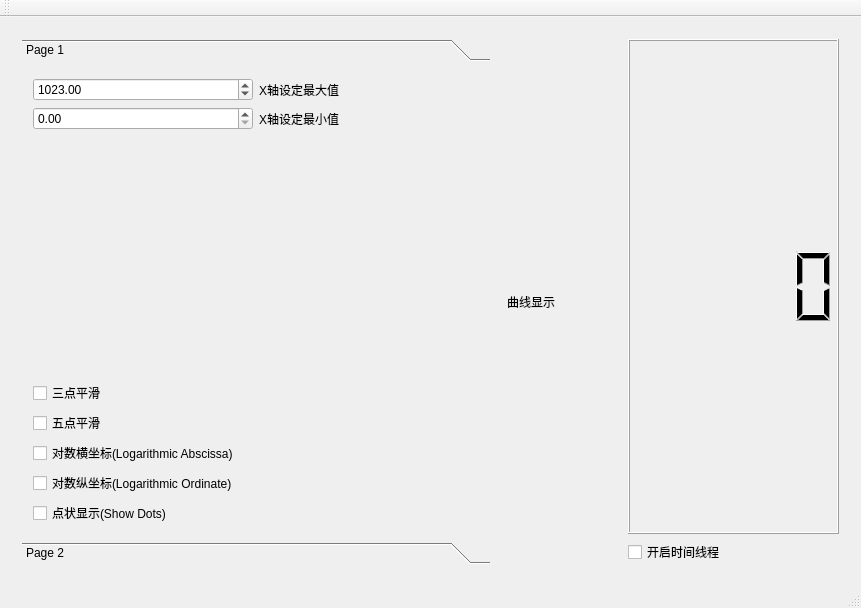
First picture: the form in Smally/mainwindow.ui, repository RockPie/Smally, before the edit.
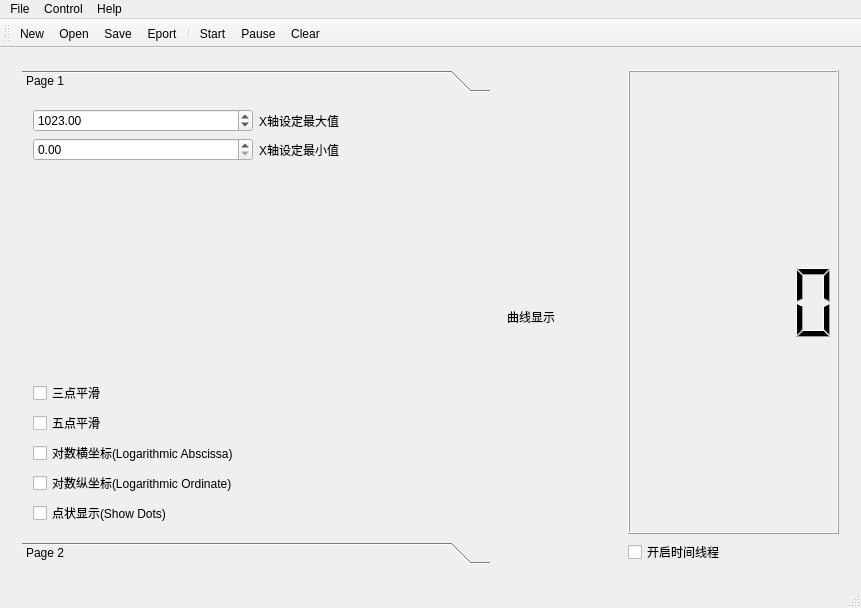
Second picture: the form after the edit. Icons and pictures are not drawn.

The edit to the form file:
```diff
--- a/Smally/mainwindow.ui
+++ b/Smally/mainwindow.ui
@@ -48,7 +48,7 @@
              <x>0</x>
              <y>0</y>
              <width>495</width>
-             <height>457</height>
+             <height>431</height>
             </rect>
            </property>
            <attribute name="label">
@@ -231,6 +231,34 @@
      <height>26</height>
     </rect>
    </property>
+   <widget class="QMenu" name="menuFile">
+    <property name="title">
+     <string>File</string>
+    </property>
+    <addaction name="actionNew"/>
+    <addaction name="actionOpen"/>
+    <addaction name="separator"/>
+    <addaction name="actionSave"/>
+    <addaction name="actionEport"/>
+    <addaction name="separator"/>
+    <addaction name="actionExit"/>
+   </widget>
+   <widget class="QMenu" name="menuControl">
+    <property name="title">
+     <string>Control</string>
+    </property>
+    <addaction name="actionStart"/>
+    <addaction name="actionPause"/>
+    <addaction name="actionClear"/>
+   </widget>
+   <widget class="QMenu" name="menuHelp">
+    <property name="title">
+     <string>Help</string>
+    </property>
+   </widget>
+   <addaction name="menuFile"/>
+   <addaction name="menuControl"/>
+   <addaction name="menuHelp"/>
   </widget>
   <widget class="QToolBar" name="mainToolBar">
    <attribute name="toolBarArea">
@@ -239,8 +267,84 @@
    <attribute name="toolBarBreak">
     <bool>false</bool>
    </attribute>
+   <addaction name="actionNew"/>
+   <addaction name="actionOpen"/>
+   <addaction name="actionSave"/>
+   <addaction name="actionEport"/>
+   <addaction name="separator"/>
+   <addaction name="actionStart"/>
+   <addaction name="actionPause"/>
+   <addaction name="actionClear"/>
   </widget>
   <widget class="QStatusBar" name="statusBar"/>
+  <action name="actionNew">
+   <property name="icon">
+    <iconset resource="icon.qrc">
+     <normaloff>:/icon/icon/icons8-add-new-64.png</normaloff>:/icon/icon/icons8-add-new-64.png</iconset>
+   </property>
+   <property name="text">
+    <string>New</string>
+   </property>
+  </action>
+  <action name="actionOpen">
+   <property name="icon">
+    <iconset resource="icon.qrc">
+     <normaloff>:/icon/icon/icons8-file-64.png</normaloff>:/icon/icon/icons8-file-64.png</iconset>
+   </property>
+   <property name="text">
+    <string>Open</string>
+   </property>
+  </action>
+  <action name="actionSave">
+   <property name="icon">
+    <iconset resource="icon.qrc">
+     <normaloff>:/icon/icon/icons8-save-64.png</normaloff>:/icon/icon/icons8-save-64.png</iconset>
+   </property>
+   <property name="text">
+    <string>Save</string>
+   </property>
+  </action>
+  <action name="actionEport">
+   <property name="icon">
+    <iconset resource="icon.qrc">
+     <normaloff>:/icon/icon/icons8-export-64.png</normaloff>:/icon/icon/icons8-export-64.png</iconset>
+   </property>
+   <property name="text">
+    <string>Eport</string>
+   </property>
+  </action>
+  <action name="actionExit">
+   <property name="text">
+    <string>Exit</string>
+   </property>
+  </action>
+  <action name="actionStart">
+   <property name="icon">
+    <iconset resource="icon.qrc">
+     <normaloff>:/icon/icon/icons8-play-64.png</normaloff>:/icon/icon/icons8-play-64.png</iconset>
+   </property>
+   <property name="text">
+    <string>Start</string>
+   </property>
+  </action>
+  <action name="actionPause">
+   <property name="icon">
+    <iconset resource="icon.qrc">
+     <normaloff>:/icon/icon/icons8-pause-64.png</normaloff>:/icon/icon/icons8-pause-64.png</iconset>
+   </property>
+   <property name="text">
+    <string>Pause</string>
+   </property>
+  </action>
+  <action name="actionClear">
+   <property name="icon">
+    <iconset resource="icon.qrc">
+     <normaloff>:/icon/icon/icons8-stop-64.png</normaloff>:/icon/icon/icons8-stop-64.png</iconset>
+   </property>
+   <property name="text">
+    <string>Clear</string>
+   </property>
+  </action>
  </widget>
  <layoutdefault spacing="6" margin="11"/>
  <resources/>
```
Left out of the diff: 6 changed lines with no effect on the pictures.
